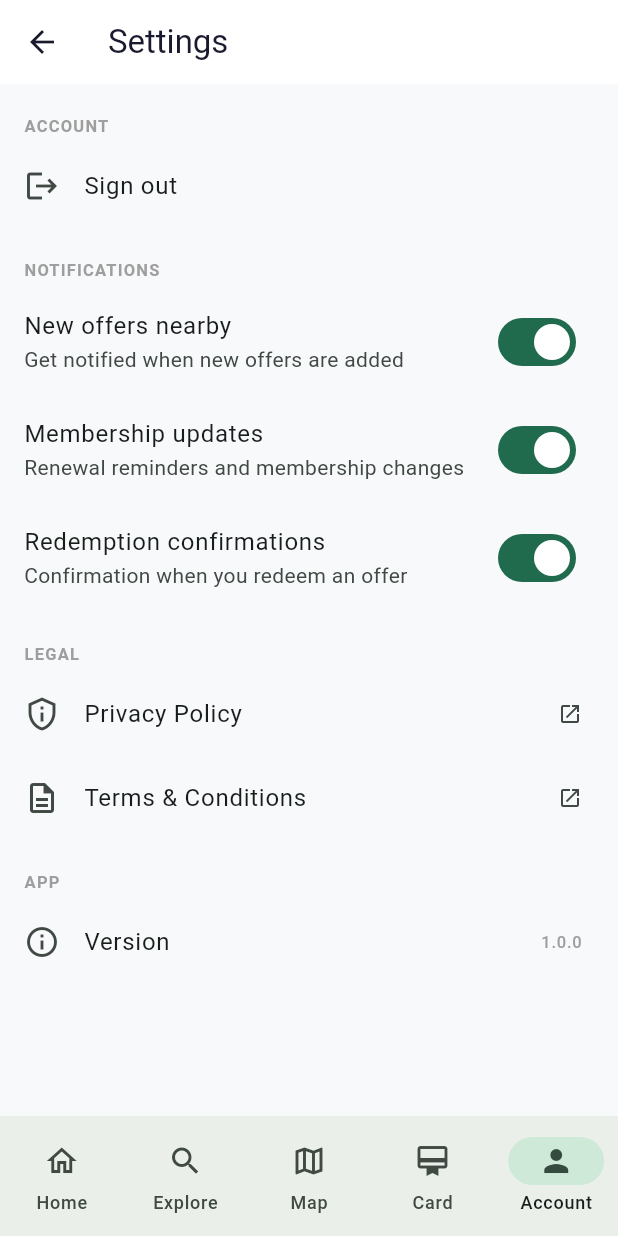
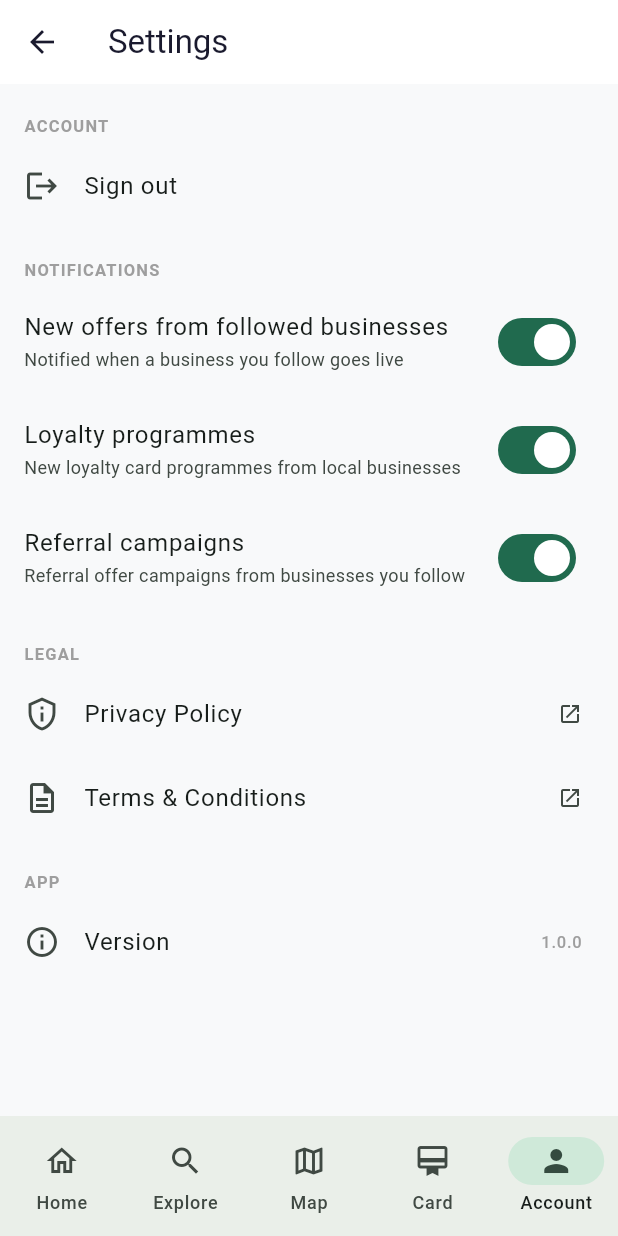
Before and after one commit to madebykings/better-off-local, a Flutter app: the SettingsScreen screen opened by its route, on a phone screen of 412 x 824 dp. Run offline on Flutter 3.47's test engine with Material 3 defaults, Android fonts, the phone set to English and light mode, and no system bars; our stand-ins replace app_links, cached_network_image, equatable, flutter_riverpod, flutter_secure_storage, geolocator and 7 more; missing offline and left inert: mobile_scanner; accounts and stored records are empty.

Commit message:
feat: notification preferences
Per-member toggles in Settings for new offers, loyalty programmes, and
referral campaign notifications. Persisted to notification_preferences table
(created in migration 092); absent row defaults to all on.

- NotificationPreferencesRemoteDataSource: fetch + upsert single column
- notificationPreferencesProvider: FutureProvider<NotifPrefs>
- Settings screen: replaces in-memory stubs with DB-backed _DbNotifPrefTile

```diff
--- a/apps/mobile/lib/features/account/presentation/settings_screen.dart
+++ b/apps/mobile/lib/features/account/presentation/settings_screen.dart
@@ -4,6 +4,7 @@ import 'package:url_launcher/url_launcher.dart';
 
 import '../../../core/constants/app_constants.dart';
 import '../../auth/providers/auth_providers.dart';
+import '../../notifications/providers/notification_preferences_provider.dart';
 
 class SettingsScreen extends ConsumerWidget {
   const SettingsScreen({super.key});
@@ -22,20 +23,20 @@ class SettingsScreen extends ConsumerWidget {
           ),
 
           const _SectionHeader('Notifications'),
-          const _NotificationPreferenceTile(
-            title: 'New offers nearby',
-            subtitle: 'Get notified when new offers are added',
-            prefKey: 'notif_new_offers',
+          const _DbNotifPrefTile(
+            title: 'New offers from followed businesses',
+            subtitle: 'Notified when a business you follow goes live',
+            column: 'new_offers',
           ),
-          const _NotificationPreferenceTile(
-            title: 'Membership updates',
-            subtitle: 'Renewal reminders and membership changes',
-            prefKey: 'notif_membership',
+          const _DbNotifPrefTile(
+            title: 'Loyalty programmes',
+            subtitle: 'New loyalty card programmes from local businesses',
+            column: 'loyalty_programmes',
           ),
-          const _NotificationPreferenceTile(
-            title: 'Redemption confirmations',
-            subtitle: 'Confirmation when you redeem an offer',
-            prefKey: 'notif_redemptions',
+          const _DbNotifPrefTile(
+            title: 'Referral campaigns',
+            subtitle: 'Referral offer campaigns from businesses you follow',
+            column: 'referral_campaigns',
           ),
 
           const _SectionHeader('Legal'),
@@ -115,36 +116,42 @@ class _SectionHeader extends StatelessWidget {
   }
 }
 
-/// Simple toggle backed by a shared [StateProvider] keyed by [prefKey].
-/// In production this would persist to Supabase profile preferences.
-class _NotificationPreferenceTile extends ConsumerWidget {
-  const _NotificationPreferenceTile({
+/// Database-backed notification preference toggle.
+class _DbNotifPrefTile extends ConsumerWidget {
+  const _DbNotifPrefTile({
     required this.title,
     required this.subtitle,
-    required this.prefKey,
+    required this.column,
   });
 
   final String title;
   final String subtitle;
-  final String prefKey;
+
+  /// Column name in the notification_preferences table.
+  final String column;
 
   @override
   Widget build(BuildContext context, WidgetRef ref) {
-    final provider = _notifPrefProvider(prefKey);
-    final enabled = ref.watch(provider);
+    final prefsAsync = ref.watch(notificationPreferencesProvider);
+
+    final enabled = prefsAsync.when(
+      data: (prefs) => switch (column) {
+        'new_offers'         => prefs.newOffers,
+        'loyalty_programmes' => prefs.loyaltyProgrammes,
+        'referral_campaigns' => prefs.referralCampaigns,
+        _                    => true,
+      },
+      loading: () => true,
+      error: (_, __) => true,
+    );
 
     return SwitchListTile(
       title: Text(title),
-      subtitle: Text(subtitle),
+      subtitle: Text(subtitle, style: const TextStyle(fontSize: 12)),
       value: enabled,
-      onChanged: (val) => ref.read(provider.notifier).state = val,
+      onChanged: prefsAsync.isLoading
+          ? null
+          : (val) => updateNotificationPreference(ref, column, val),
     );
   }
 }
-
-/// Per-key notification preference state (in-memory; extend to persist later).
-final _prefProviders = <String, StateProvider<bool>>{};
-
-StateProvider<bool> _notifPrefProvider(String key) {
-  return _prefProviders.putIfAbsent(key, () => StateProvider<bool>((_) => true));
-}
--- /dev/null
+++ b/apps/mobile/lib/features/notifications/providers/notification_preferences_provider.dart
@@ -0,0 +1,63 @@
+import 'package:flutter_riverpod/flutter_riverpod.dart';
+
+import '../../../core/providers/session_provider.dart';
+import '../../../core/providers/supabase_provider.dart';
+import '../data/notification_preferences_remote_data_source.dart';
+
+final notificationPreferencesDataSourceProvider =
+    Provider<NotificationPreferencesRemoteDataSource>(
+  (ref) => NotificationPreferencesRemoteDataSource(
+      ref.watch(supabaseClientProvider)),
+);
+
+/// Current user's notification preferences. Absent DB row = all defaults on.
+final notificationPreferencesProvider =
+    FutureProvider<NotifPrefs>((ref) async {
+  final session = ref.watch(sessionProvider).valueOrNull;
+  if (session == null) return NotifPrefs.defaults();
+  final row = await ref
+      .read(notificationPreferencesDataSourceProvider)
+      .fetchPreferences(session.user.id);
+  if (row == null) return NotifPrefs.defaults();
+  return NotifPrefs(
+    newOffers: row['new_offers'] as bool? ?? true,
+    loyaltyProgrammes: row['loyalty_programmes'] as bool? ?? true,
+    referralCampaigns: row['referral_campaigns'] as bool? ?? true,
+  );
+});
+
+class NotifPrefs {
+  const NotifPrefs({
+    required this.newOffers,
+    required this.loyaltyProgrammes,
+    required this.referralCampaigns,
+  });
+
+  factory NotifPrefs.defaults() => const NotifPrefs(
+        newOffers: true,
+        loyaltyProgrammes: true,
+        referralCampaigns: true,
+      );
+
+  final bool newOffers;
+  final bool loyaltyProgrammes;
+  final bool referralCampaigns;
+}
+
+/// Updates a single preference column and invalidates the cached provider.
+Future<void> updateNotificationPreference(
+  WidgetRef ref,
+  String column,
+  bool value,
+) async {
+  final session = ref.read(sessionProvider).valueOrNull;
+  if (session == null) return;
+  await ref
+      .read(notificationPreferencesDataSourceProvider)
+      .updatePreference(
+        profileId: session.user.id,
+        column: column,
+        value: value,
+      );
+  ref.invalidate(notificationPreferencesProvider);
+}
```
Also changed, not shown: apps/mobile/lib/features/notifications/data/notification_preferences_remote_data_source.dart (added, +31 -0 lines).
